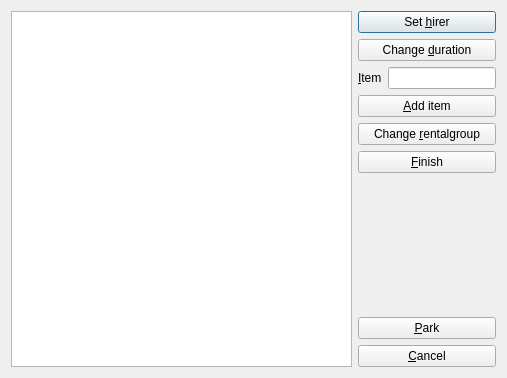
Qt form rentdialog.ui (RoskildeSkiklub/ssfh) before a commit.
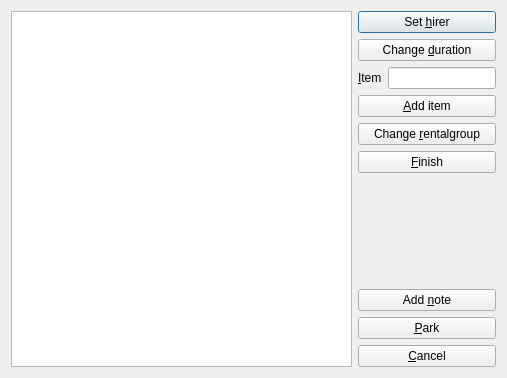
The same form after that commit.

Commit message: Major changes to contract. Encapsulation. Lots of interface added. Documentation. Now inserts an entry when first item is added.

```diff
--- a/rentdialog.ui
+++ b/rentdialog.ui
@@ -95,6 +95,13 @@
        </property>
       </spacer>
      </item>
+     <item>
+      <widget class="QPushButton" name="input_addNote_pushButton">
+       <property name="text">
+        <string>Add &amp;note</string>
+       </property>
+      </widget>
+     </item>
      <item>
       <widget class="QPushButton" name="input_park_pushButton">
        <property name="text">
```
The commit also changes 4 other files.
